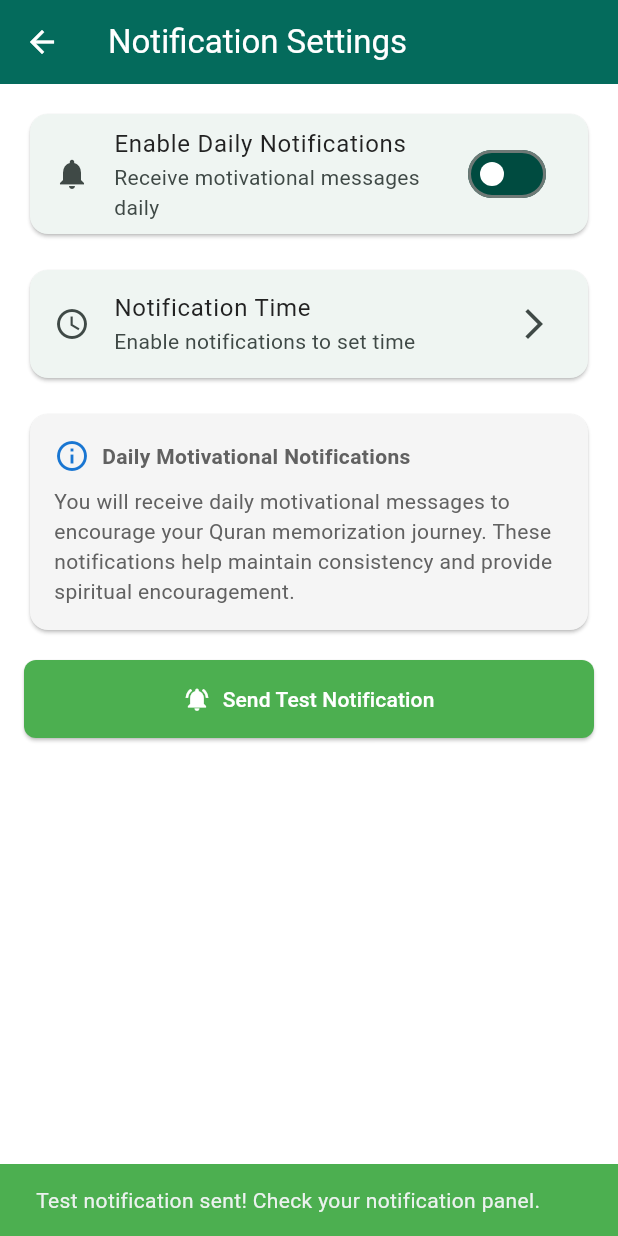
After one commit to bynalab/hafiz_test, a Flutter app: the NotificationSettingsScreen screen opened directly, after a tap on "Enable Daily Notifications", after a tap on "Send Test Notification", on a phone screen of 412 x 824 dp. The commit adds this screen. Run offline on Flutter 3.47's test engine with Material 3 defaults, Android fonts, the phone set to English and light mode, and no system bars; our stand-ins replace audio_video_progress_bar, dio, flutter_local_notifications, flutter_svg, get_it, google_fonts and 9 more; missing offline and left inert: mixpanel_flutter; accounts and stored records are empty.

Commit message:
feat(notifications): implement notification service and settings screen
- Add NotificationService for managing daily motivational notifications.
- Introduce NotificationSettingsScreen for user configuration of notification preferences.
- Update main.dart to initialize and schedule notifications on app launch.
- Modify AndroidManifest.xml to include necessary permissions for notifications.
- Enhance settings dialog to navigate to the new notification settings screen.
- Update pubspec.yaml to include flutter_local_notifications and timezone dependencies.

```diff
--- /dev/null
+++ b/lib/notification_settings_screen.dart
@@ -0,0 +1,212 @@
+import 'package:flutter/material.dart';
+import 'package:hafiz_test/services/notification_service.dart';
+
+class NotificationSettingsScreen extends StatefulWidget {
+  const NotificationSettingsScreen({super.key});
+
+  @override
+  State<NotificationSettingsScreen> createState() =>
+      _NotificationSettingsScreenState();
+}
+
+class _NotificationSettingsScreenState
+    extends State<NotificationSettingsScreen> {
+  bool _isLoading = true;
+  bool _notificationsEnabled = true;
+  TimeOfDay _notificationTime = const TimeOfDay(hour: 8, minute: 0);
+
+  @override
+  void initState() {
+    super.initState();
+    _loadSettings();
+  }
+
+  Future<void> _loadSettings() async {
+    try {
+      final settings = await NotificationService.getNotificationSettings();
+      setState(() {
+        _notificationsEnabled = settings['enabled'] ?? true;
+        _notificationTime = TimeOfDay(
+          hour: settings['hour'] ?? 8,
+          minute: settings['minute'] ?? 0,
+        );
+      });
+    } catch (e) {
+      // Handle error silently
+    } finally {
+      setState(() {
+        _isLoading = false;
+      });
+    }
+  }
+
+  Future<void> _selectTime() async {
+    final TimeOfDay? picked = await showTimePicker(
+      context: context,
+      initialTime: _notificationTime,
+    );
+    if (picked != null && picked != _notificationTime) {
+      setState(() {
+        _notificationTime = picked;
+      });
+      await _saveSettings();
+    }
+  }
+
+  Future<void> _saveSettings() async {
+    try {
+      await NotificationService.rescheduleNotificationsWithNewTime(
+        enabled: _notificationsEnabled,
+        hour: _notificationTime.hour,
+        minute: _notificationTime.minute,
+      );
+    } catch (e) {
+      // Handle error silently
+    }
+  }
+
+  Future<void> _toggleNotifications(bool value) async {
+    setState(() {
+      _notificationsEnabled = value;
+    });
+    await _saveSettings();
+  }
+
+  Future<void> _sendTestNotification() async {
+    try {
+      await NotificationService.sendTestNotification();
+      if (mounted) {
+        ScaffoldMessenger.of(context).showSnackBar(
+          const SnackBar(
+            content:
+                Text('Test notification sent! Check your notification panel.'),
+            backgroundColor: Colors.green,
+          ),
+        );
+      }
+    } catch (e) {
+      if (mounted) {
+        ScaffoldMessenger.of(context).showSnackBar(
+          SnackBar(
+            content: Text('Error sending test notification: $e'),
+            backgroundColor: Colors.red,
+          ),
+        );
+      }
+    }
+  }
+
+  @override
+  Widget build(BuildContext context) {
+    return Scaffold(
+      appBar: AppBar(
+        title: const Text('Notification Settings'),
+        backgroundColor: Theme.of(context).primaryColor,
+        foregroundColor: Colors.white,
+      ),
+      body: _isLoading
+          ? const Center(child: CircularProgressIndicator())
+          : SingleChildScrollView(
+              padding: const EdgeInsets.all(16.0),
+              child: Column(
+                crossAxisAlignment: CrossAxisAlignment.start,
+                children: [
+                  // Notification Toggle
+                  Card(
+                    child: SwitchListTile(
+                      title: const Text('Enable Daily Notifications'),
+                      subtitle:
+                          const Text('Receive motivational messages daily'),
+                      value: _notificationsEnabled,
+                      onChanged: _toggleNotifications,
+                      secondary: const Icon(Icons.notifications),
+                    ),
+                  ),
+                  const SizedBox(height: 16),
+
+                  // Time Selection
+                  Card(
+                    child: ListTile(
+                      leading: const Icon(Icons.access_time),
+                      title: const Text('Notification Time'),
+                      subtitle: Text(_notificationsEnabled
+                          ? _notificationTime.format(context)
+                          : 'Enable notifications to set time'),
+                      trailing: const Icon(Icons.arrow_forward_ios),
+                      onTap: _notificationsEnabled ? _selectTime : null,
+                    ),
+                  ),
+                  const SizedBox(height: 16),
+
+                  // Information Card
+                  Card(
+                    color: Theme.of(context).brightness == Brightness.dark
+                        ? Colors.grey.shade800
+                        : Colors.grey.shade100,
+                    child: Padding(
+                      padding: const EdgeInsets.all(16.0),
+                      child: Column(
+                        crossAxisAlignment: CrossAxisAlignment.start,
+                        children: [
+                          Row(
+                            children: [
+                              Icon(
+                                Icons.info_outline,
+                                color: Theme.of(context).brightness ==
+                                        Brightness.dark
+                                    ? Colors.blue.shade300
+                                    : Colors.blue.shade700,
+                              ),
+                              const SizedBox(width: 8),
+                              Text(
+                                'Daily Motivational Notifications',
+                                style: TextStyle(
+                                  fontWeight: FontWeight.bold,
+                                  color: Theme.of(context).brightness ==
+                                          Brightness.dark
+                                      ? Colors.grey.shade300
+                                      : Colors.grey.shade700,
+                                ),
+                              ),
+                            ],
+                          ),
+                          const SizedBox(height: 8),
+                          Text(
+                            'You will receive daily motivational messages to encourage your Quran memorization journey. These notifications help maintain consistency and provide spiritual encouragement.',
+                            style: TextStyle(
+                              color: Theme.of(context).brightness ==
+                                      Brightness.dark
+                                  ? Colors.grey.shade300
+                                  : Colors.grey.shade700,
+                            ),
+                          ),
+                        ],
+                      ),
+                    ),
+                  ),
+                  const SizedBox(height: 16),
+
+                  // Test Notification Button
+                  SizedBox(
+                    width: double.infinity,
+                    child: ElevatedButton.icon(
+                      onPressed: _sendTestNotification,
+                      icon: const Icon(Icons.notifications_active),
+                      label: const Text('Send Test Notification'),
+                      style: ElevatedButton.styleFrom(
+                        backgroundColor: Colors.green,
+                        foregroundColor: Colors.white,
+                        padding: const EdgeInsets.symmetric(vertical: 16),
+                        shape: RoundedRectangleBorder(
+                          borderRadius: BorderRadius.circular(8),
+                        ),
+                      ),
+                    ),
+                  ),
+                  const SizedBox(height: 24), // Extra bottom padding
+                ],
+              ),
+            ),
+    );
+  }
+}
--- /dev/null
+++ b/lib/services/notification_service.dart
@@ -0,0 +1,292 @@
+import 'dart:io';
+import 'package:flutter_local_notifications/flutter_local_notifications.dart';
+import 'package:timezone/timezone.dart' as tz;
+import 'package:timezone/data/latest.dart' as tz;
+import 'package:shared_preferences/shared_preferences.dart';
+
+class NotificationService {
+  static final FlutterLocalNotificationsPlugin _notificationsPlugin =
+      FlutterLocalNotificationsPlugin();
+  static bool _initialized = false;
+
+  // Motivational messages for daily notifications
+  static const List<String> _motivationalMessages = [
+    '🌟 Every moment spent with the Quran is a moment of blessing. Continue your journey!',
+    '⭐ The Prophet (PBUH) said: "Whoever recites a letter from the Book of Allah will have a reward."',
+    '🕌 The Quran is a source of peace and guidance. Your memorization journey is blessed!',
+    '🕊️ The Quran is healing for the heart and soul. Let today\'s session bring you peace!',
+    '📚 Consistency is key in memorization. Your daily practice is building a strong foundation!',
+    '📖 The Quran is the word of Allah. What a privilege to memorize His divine words!',
+    '📚 The Quran is a companion for life. Each verse you memorize is a friend for eternity!',
+    '⭐ Every verse you memorize is a step towards becoming a Hafiz. You\'re on a blessed path!',
+    '🌙 The Prophet (PBUH) said: "The one who is proficient in the Quran will be with the noble angels."',
+    '🌅 Begin your day with Allah\'s words. Your memorization journey is a blessed one!',
+    '🕊️ Your dedication to memorizing the Quran is inspiring. Keep up the excellent work!',
+    '💎 Your effort to memorize the Quran is a form of worship that brings you closer to Allah!',
+    '✨ The Quran is a treasure, and you\'re collecting its gems. Today is another opportunity!',
+    '🕌 Your effort to memorize the Quran is a form of Ibadah. May Allah reward you abundantly!',
+    '🎯 Consistency in memorization leads to mastery. Your daily practice is building excellence!',
+    '🌙 The Prophet (PBUH) said: "The best of you are those who learn the Quran and teach it."',
+    '📖 Each day of practice is an investment in your spiritual growth. Keep going!',
+    '⭐ Every verse you learn is a step closer to becoming a Hafiz. You\'re on the right path!',
+    '🎯 Small consistent steps lead to great achievements. Keep memorizing, keep growing!',
+    '📚 The Quran is a companion for life. Each verse you memorize is a friend for eternity!',
+  ];
+
+  /// Initialize the notification service
+  static Future<void> initialize() async {
+    if (_initialized) return;
+
+    // Initialize timezone
+    tz.initializeTimeZones();
+
+    // Android initialization settings
+    const AndroidInitializationSettings initializationSettingsAndroid =
+        AndroidInitializationSettings('@mipmap/ic_launcher');
+
+    // iOS initialization settings
+    const DarwinInitializationSettings initializationSettingsIOS =
+        DarwinInitializationSettings(
+      requestAlertPermission: true,
+      requestBadgePermission: true,
+      requestSoundPermission: true,
+    );
+
+    // Combined initialization settings
+    const InitializationSettings initializationSettings =
+        InitializationSettings(
+      android: initializationSettingsAndroid,
+      iOS: initializationSettingsIOS,
+    );
+
+    // Initialize the plugin
+    await _notificationsPlugin.initialize(
+      initializationSettings,
+      onDidReceiveNotificationResponse: _onNotificationTapped,
+    );
+
+    _initialized = true;
+  }
+
+  /// Handle notification tap
+  static void _onNotificationTapped(NotificationResponse response) {
+    // Handle notification tap if needed
+  }
+
+  /// Request notification permissions
+  static Future<bool> requestPermissions() async {
+    if (Platform.isAndroid) {
+      final AndroidFlutterLocalNotificationsPlugin? androidImplementation =
+          _notificationsPlugin.resolvePlatformSpecificImplementation<
+              AndroidFlutterLocalNotificationsPlugin>();
+
+      // Request notification permission
+      final bool? granted =
+          await androidImplementation?.requestNotificationsPermission();
+
+      // Request exact alarm permission for Android 12+
+      await androidImplementation?.requestExactAlarmsPermission();
+
+      return granted ?? false;
+    } else if (Platform.isIOS) {
+      final bool? result = await _notificationsPlugin
+          .resolvePlatformSpecificImplementation<
+              IOSFlutterLocalNotificationsPlugin>()
+          ?.requestPermissions(
+            alert: true,
+            badge: true,
+            sound: true,
+          );
+      return result ?? false;
+    }
+    return true;
+  }
+
+  /// Schedule daily motivational notifications with fallback for exact alarm restrictions
+  static Future<void> scheduleDailyNotificationsWithFallback() async {
+    if (!_initialized) {
+      await initialize();
+    }
+
+    // Request permissions
+    final bool hasPermission = await requestPermissions();
+    if (!hasPermission) {
+      return;
+    }
+
+    // Check if exact alarms are available
+    final bool canScheduleExact = await canScheduleExactAlarms();
+
+    // Get user's notification settings
+    final settings = await getNotificationSettings();
+    final int hour = settings['hour'] ?? 8;
+    final int minute = settings['minute'] ?? 0;
+
+    // Cancel existing notifications
+    await cancelAllNotifications();
+
+    // Schedule 30 daily notifications
+    for (int i = 0; i < 30; i++) {
+      final DateTime scheduledDate = DateTime.now().add(Duration(days: i));
+      final tz.TZDateTime scheduledTZDateTime = tz.TZDateTime.from(
+        DateTime(scheduledDate.year, scheduledDate.month, scheduledDate.day,
+            hour, minute),
+        tz.local,
+      );
+
+      final String message =
+          _motivationalMessages[i % _motivationalMessages.length];
+
+      await _notificationsPlugin.zonedSchedule(
+        i,
+        'Daily Motivation 🌟',
+        message,
+        scheduledTZDateTime,
+        const NotificationDetails(
+          android: AndroidNotificationDetails(
+            'daily_motivation',
+            'Daily Motivation',
+            channelDescription:
+                'Daily motivational messages for Quran memorization',
+            importance: Importance.high,
+            priority: Priority.high,
+            icon: '@mipmap/ic_launcher',
+            showWhen: true,
+            enableVibration: true,
+            playSound: true,
+          ),
+          iOS: DarwinNotificationDetails(
+            presentAlert: true,
+            presentBadge: true,
+            presentSound: true,
+          ),
+        ),
+        uiLocalNotificationDateInterpretation:
+            UILocalNotificationDateInterpretation.absoluteTime,
+        androidScheduleMode: canScheduleExact
+            ? AndroidScheduleMode.exactAllowWhileIdle
+            : AndroidScheduleMode.inexact,
+        payload: 'daily_motivation_$i',
+      );
+    }
+  }
+
+  /// Cancel all pending notifications
+  static Future<void> cancelAllNotifications() async {
+    await _notificationsPlugin.cancelAll();
+  }
+
+  /// Cancel a specific notification
+  static Future<void> cancelNotification(int id) async {
+    await _notificationsPlugin.cancel(id);
+  }
+
+  /// Send a test notification immediately
+  static Future<void> sendTestNotification() async {
+    if (!_initialized) {
+      await initialize();
+    }
+
+    // Request permissions
+    final bool hasPermission = await requestPermissions();
+    if (!hasPermission) {
+      return;
+    }
+
+    // Get a random motivational message
+    final String message = _motivationalMessages[
+        DateTime.now().millisecondsSinceEpoch % _motivationalMessages.length];
+
+    await _notificationsPlugin.show(
+      999, // Use ID 999 for test notifications
+      'Test Notification 🔔',
+      message,
+      const NotificationDetails(
+        android: AndroidNotificationDetails(
+          'test_notification',
+          'Test Notification',
+          channelDescription: 'Test notifications for debugging',
+          importance: Importance.high,
+          priority: Priority.high,
+          icon: '@mipmap/ic_launcher',
+          showWhen: true,
+          enableVibration: true,
+          playSound: true,
+        ),
+        iOS: DarwinNotificationDetails(
+          presentAlert: true,
+          presentBadge: true,
+          presentSound: true,
+        ),
+      ),
+      payload: 'test_notification',
+    );
+  }
+
+  /// Save notification settings to SharedPreferences
+  static Future<void> saveNotificationSettings({
+    required bool enabled,
+    required int hour,
+    required int minute,
+  }) async {
+    final prefs = await SharedPreferences.getInstance();
+    await prefs.setBool('notifications_enabled', enabled);
+    await prefs.setInt('notification_hour', hour);
+    await prefs.setInt('notification_minute', minute);
+  }
+
+  /// Get notification settings from SharedPreferences
+  static Future<Map<String, dynamic>> getNotificationSettings() async {
+    final prefs = await SharedPreferences.getInstance();
+    return {
+      'enabled': prefs.getBool('notifications_enabled') ?? true,
+      'hour': prefs.getInt('notification_hour') ?? 8,
+      'minute': prefs.getInt('notification_minute') ?? 0,
+    };
+  }
+
+  /// Reschedule notifications with new time
+  static Future<void> rescheduleNotificationsWithNewTime({
+    required bool enabled,
+    required int hour,
+    required int minute,
+  }) async {
+    // Save new settings
+    await saveNotificationSettings(
+        enabled: enabled, hour: hour, minute: minute);
+
+    if (enabled) {
+      // Cancel existing notifications and reschedule with new time
+      await cancelAllNotifications();
+      await scheduleDailyNotificationsWithFallback();
+    } else {
+      // Cancel all notifications if disabled
+      await cancelAllNotifications();
+    }
+  }
+
+  /// Check if exact alarms can be scheduled on Android
+  static Future<bool> canScheduleExactAlarms() async {
+    if (Platform.isAndroid) {
+      final AndroidFlutterLocalNotificationsPlugin? androidImplementation =
+          _notificationsPlugin.resolvePlatformSpecificImplementation<
+              AndroidFlutterLocalNotificationsPlugin>();
+
+      return await androidImplementation?.canScheduleExactNotifications() ??
+          false;
+    }
+    return true; // iOS doesn't have this restriction
+  }
+
+  /// Check if notifications are enabled on the device
+  static Future<bool> areNotificationsEnabled() async {
+    if (Platform.isAndroid) {
+      final AndroidFlutterLocalNotificationsPlugin? androidImplementation =
+          _notificationsPlugin.resolvePlatformSpecificImplementation<
+              AndroidFlutterLocalNotificationsPlugin>();
+
+      return await androidImplementation?.areNotificationsEnabled() ?? false;
+    }
+    return true; // iOS doesn't have this restriction
+  }
+}
--- a/lib/test_screen.dart
+++ b/lib/test_screen.dart
@@ -430,7 +430,7 @@ class _TestPage extends State<TestScreen> {
                 mainAxisAlignment: MainAxisAlignment.spaceBetween,
                 children: [
                   Text(
-                    'Loop verse',
+                    'Repeat verse',
                     style: GoogleFonts.montserrat(
                       fontWeight: FontWeight.w500,
                       color: Theme.of(context).colorScheme.onSurface,
--- a/lib/util/app_theme.dart
+++ b/lib/util/app_theme.dart
@@ -50,8 +50,10 @@ class AppTheme {
           const Color(0xFF0BB38A).withValues(alpha: 0.85),
         ),
       ),
-      dialogBackgroundColor: const Color(0xFF1A1A1A),
       useMaterial3: true,
+      dialogTheme: DialogThemeData(
+        backgroundColor: const Color(0xFF1A1A1A),
+      ),
     );
   }
 }
--- a/pubspec.yaml
+++ b/pubspec.yaml
@@ -31,6 +31,8 @@ dependencies:
   in_app_review: ^2.0.9
   mixpanel_flutter: ^2.4.4
   uuid: ^4.5.1
+  flutter_local_notifications: ^18.0.1
+  timezone: ^0.9.4
 
 dev_dependencies:
   flutter_test:
```
Also changed, not shown: lib/main.dart (+7 -0 lines), lib/settings_dialog.dart (+85 -0 lines), 2 other files.
